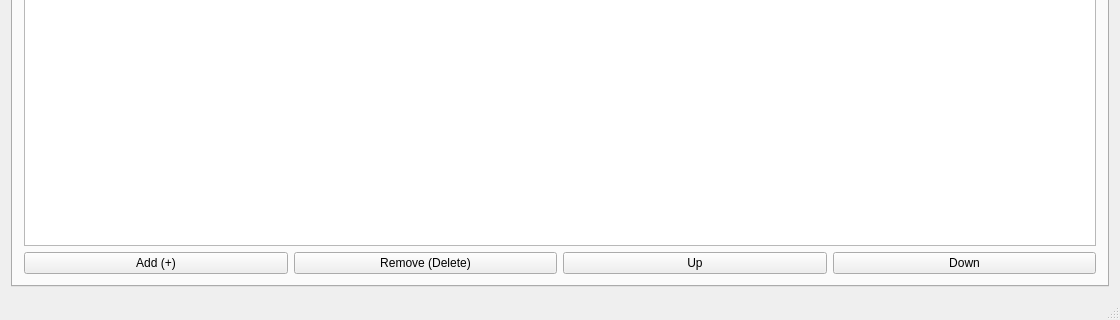
Above: Symmary Commenter/mainwindow.ui from jopemachine-playground/Summary-Commenter before the change; both pictures show x 0 to 1120 and y 407 to 727 of the 1120 by 727 pixel window. Below: the same form after it.
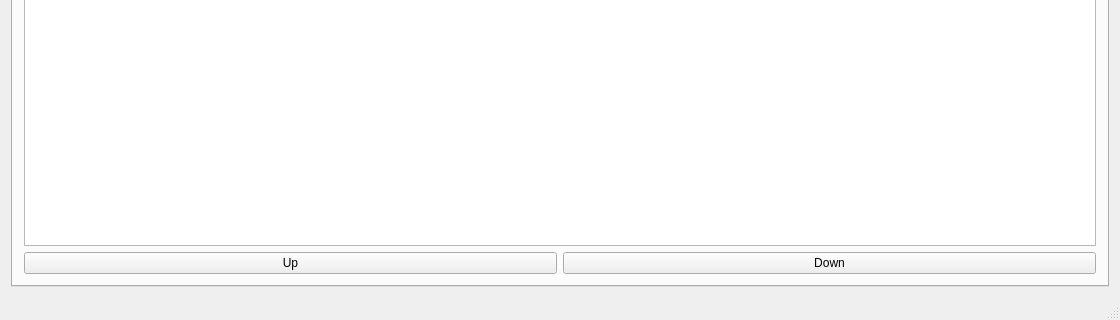
That is the form after the change. The open tabs and pages were chosen to show the change. Icons and pictures are not drawn.

```diff
--- a/Symmary Commenter/mainwindow.ui
+++ b/Symmary Commenter/mainwindow.ui
@@ -580,20 +580,6 @@
           </item>
           <item>
            <layout class="QHBoxLayout" name="FlagBtnL">
-            <item>
-             <widget class="QPushButton" name="FlagAddBtn">
-              <property name="text">
-               <string>Add (+)</string>
-              </property>
-             </widget>
-            </item>
-            <item>
-             <widget class="QPushButton" name="FlagDeleteBtn">
-              <property name="text">
-               <string>Remove (Delete)</string>
-              </property>
-             </widget>
-            </item>
             <item>
              <widget class="QPushButton" name="FlagUpBtn">
               <property name="text">
```
Left out of the diff: 6 changed lines with no effect on the pictures.
